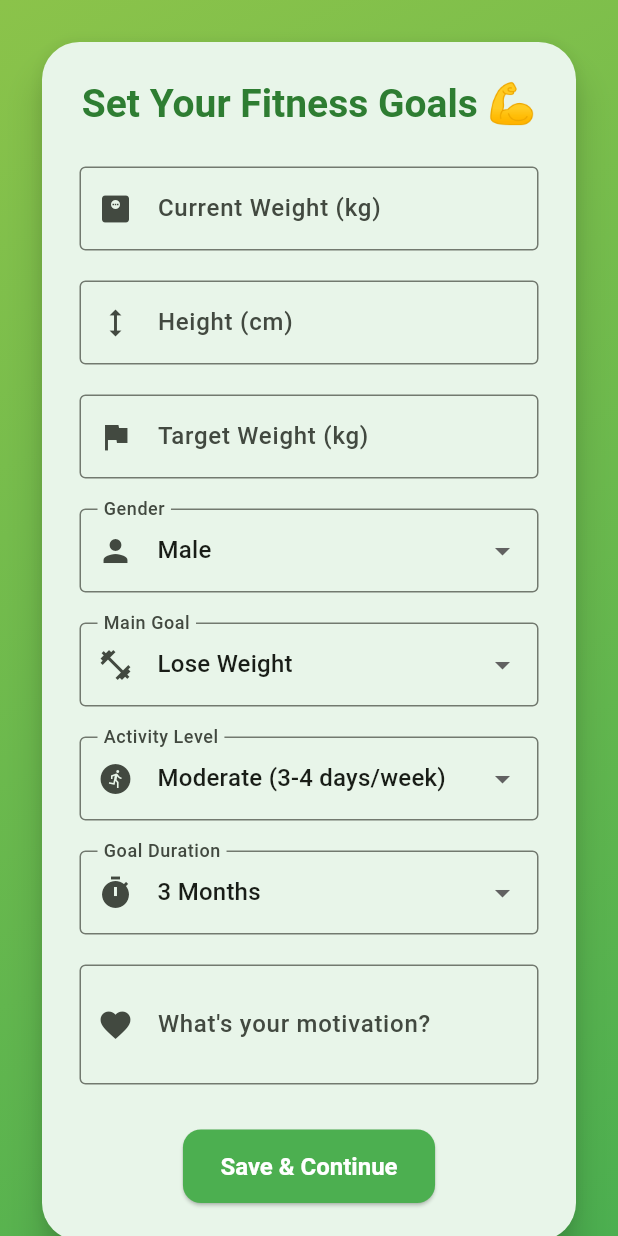
After one commit to 17abd12/Flutter, a Flutter app: the GoalSetupScreen screen opened directly, on a phone screen of 412 x 824 dp. The commit adds this screen. Run offline on Flutter 3.47's test engine with Material 3 defaults, Android fonts, the phone set to English and light mode, and no system bars.

Commit message:
Added goal setup screen and improved signup flow

```diff
--- /dev/null
+++ b/lib/screens/goal_setup_screen.dart
@@ -0,0 +1,237 @@
+import 'package:flutter/material.dart';
+import '../theme.dart'; // 🌿 for colors and gradient
+
+class GoalSetupScreen extends StatefulWidget {
+  const GoalSetupScreen({super.key});
+
+  @override
+  State<GoalSetupScreen> createState() => _GoalSetupScreenState();
+}
+
+class _GoalSetupScreenState extends State<GoalSetupScreen> {
+  final weightController = TextEditingController();
+  final heightController = TextEditingController();
+  final targetWeightController = TextEditingController();
+  final motivationController = TextEditingController();
+
+  String goal = "Lose Weight";
+  String activityLevel = "Moderate";
+  String gender = "Male";
+  String duration = "3 Months";
+
+  @override
+  Widget build(BuildContext context) {
+    return Scaffold(
+      body: Container(
+        decoration: const BoxDecoration(
+          gradient: AppTheme.organicGradient, // 🌿 soft background
+        ),
+        child: Center(
+          child: SingleChildScrollView(
+            padding: const EdgeInsets.all(24),
+            child: Card(
+              color: AppTheme.card,
+              elevation: 10,
+              shape: RoundedRectangleBorder(
+                borderRadius: BorderRadius.circular(25),
+              ),
+              child: Padding(
+                padding: const EdgeInsets.all(25),
+                child: Column(
+                  mainAxisSize: MainAxisSize.min,
+                  children: [
+                    Text(
+                      "Set Your Fitness Goals 💪",
+                      style: Theme.of(context).textTheme.titleLarge?.copyWith(
+                        color: AppTheme.textDark,
+                        fontSize: 26,
+                        fontWeight: FontWeight.bold,
+                      ),
+                    ),
+                    const SizedBox(height: 25),
+
+                    // 🌿 Weight
+                    TextField(
+                      controller: weightController,
+                      keyboardType: TextInputType.number,
+                      decoration: const InputDecoration(
+                        labelText: "Current Weight (kg)",
+                        prefixIcon: Icon(Icons.monitor_weight),
+                        border: OutlineInputBorder(),
+                      ),
+                    ),
+                    const SizedBox(height: 20),
+
+                    // 🌿 Height
+                    TextField(
+                      controller: heightController,
+                      keyboardType: TextInputType.number,
+                      decoration: const InputDecoration(
+                        labelText: "Height (cm)",
+                        prefixIcon: Icon(Icons.height),
+                        border: OutlineInputBorder(),
+                      ),
+                    ),
+                    const SizedBox(height: 20),
+
+                    // 🌿 Target Weight
+                    TextField(
+                      controller: targetWeightController,
+                      keyboardType: TextInputType.number,
+                      decoration: const InputDecoration(
+                        labelText: "Target Weight (kg)",
+                        prefixIcon: Icon(Icons.flag),
+                        border: OutlineInputBorder(),
+                      ),
+                    ),
+                    const SizedBox(height: 20),
+
+                    // 🌿 Gender
+                    DropdownButtonFormField<String>(
+                      value: gender,
+                      decoration: const InputDecoration(
+                        labelText: "Gender",
+                        prefixIcon: Icon(Icons.person),
+                        border: OutlineInputBorder(),
+                      ),
+                      items: const [
+                        DropdownMenuItem(value: "Male", child: Text("Male")),
+                        DropdownMenuItem(
+                          value: "Female",
+                          child: Text("Female"),
+                        ),
+                        DropdownMenuItem(value: "Other", child: Text("Other")),
+                      ],
+                      onChanged: (val) => setState(() => gender = val!),
+                    ),
+                    const SizedBox(height: 20),
+
+                    // 🌿 Goal Type
+                    DropdownButtonFormField<String>(
+                      value: goal,
+                      decoration: const InputDecoration(
+                        labelText: "Main Goal",
+                        prefixIcon: Icon(Icons.fitness_center),
+                        border: OutlineInputBorder(),
+                      ),
+                      items: const [
+                        DropdownMenuItem(
+                          value: "Lose Weight",
+                          child: Text("Lose Weight"),
+                        ),
+                        DropdownMenuItem(
+                          value: "Build Muscle",
+                          child: Text("Build Muscle"),
+                        ),
+                        DropdownMenuItem(
+                          value: "Stay Fit",
+                          child: Text("Stay Fit"),
+                        ),
+                      ],
+                      onChanged: (val) => setState(() => goal = val!),
+                    ),
+                    const SizedBox(height: 20),
+
+                    // 🌿 Activity Level
+                    DropdownButtonFormField<String>(
+                      value: activityLevel,
+                      decoration: const InputDecoration(
+                        labelText: "Activity Level",
+                        prefixIcon: Icon(Icons.run_circle),
+                        border: OutlineInputBorder(),
+                      ),
+                      items: const [
+                        DropdownMenuItem(
+                          value: "Low",
+                          child: Text("Low (Sedentary)"),
+                        ),
+                        DropdownMenuItem(
+                          value: "Moderate",
+                          child: Text("Moderate (3-4 days/week)"),
+                        ),
+                        DropdownMenuItem(
+                          value: "High",
+                          child: Text("High (Daily activity)"),
+                        ),
+                      ],
+                      onChanged: (val) => setState(() => activityLevel = val!),
+                    ),
+                    const SizedBox(height: 20),
+
+                    // 🌿 Duration
+                    DropdownButtonFormField<String>(
+                      value: duration,
+                      decoration: const InputDecoration(
+                        labelText: "Goal Duration",
+                        prefixIcon: Icon(Icons.timer),
+                        border: OutlineInputBorder(),
+                      ),
+                      items: const [
+                        DropdownMenuItem(
+                          value: "1 Month",
+                          child: Text("1 Month"),
+                        ),
+                        DropdownMenuItem(
+                          value: "3 Months",
+                          child: Text("3 Months"),
+                        ),
+                        DropdownMenuItem(
+                          value: "6 Months",
+                          child: Text("6 Months"),
+                        ),
+                        DropdownMenuItem(
+                          value: "1 Year",
+                          child: Text("1 Year"),
+                        ),
+                      ],
+                      onChanged: (val) => setState(() => duration = val!),
+                    ),
+                    const SizedBox(height: 20),
+
+                    // 🌿 Motivation text
+                    TextField(
+                      controller: motivationController,
+                      decoration: const InputDecoration(
+                        labelText: "What's your motivation?",
+                        prefixIcon: Icon(Icons.favorite),
+                        border: OutlineInputBorder(),
+                      ),
+                      maxLines: 2,
+                    ),
+                    const SizedBox(height: 30),
+
+                    // 🌿 Continue button
+                    ElevatedButton(
+                      onPressed: () {
+                        // You could save this data to a database or send to next screen
+                        ScaffoldMessenger.of(context).showSnackBar(
+                          SnackBar(
+                            content: Text(
+                              "🎯 Goal saved: $goal for $duration\nCurrent: ${weightController.text}kg → Target: ${targetWeightController.text}kg",
+                            ),
+                          ),
+                        );
+                      },
+                      style: ElevatedButton.styleFrom(
+                        backgroundColor: AppTheme.primary,
+                        foregroundColor: AppTheme.textLight,
+                        padding: const EdgeInsets.symmetric(
+                          vertical: 15,
+                          horizontal: 25,
+                        ),
+                        shape: RoundedRectangleBorder(
+                          borderRadius: BorderRadius.circular(12),
+                        ),
+                      ),
+                      child: const Text("Save & Continue"),
+                    ),
+                  ],
+                ),
+              ),
+            ),
+          ),
+        ),
+      ),
+    );
+  }
+}
--- a/lib/screens/signup_screen.dart
+++ b/lib/screens/signup_screen.dart
@@ -1,6 +1,7 @@
 import 'package:flutter/material.dart';
 import '../widgets/custom_textfield.dart';
 import '../theme.dart'; // 🌿 Import the organic theme
+import 'goal_setup_screen.dart';
 
 class SignupScreen extends StatefulWidget {
   const SignupScreen({super.key});
@@ -82,7 +83,11 @@ class _SignupScreenState extends State<SignupScreen> {
                       ElevatedButton(
                         onPressed: () {
                           if (_formKey.currentState!.validate()) {
-                            Navigator.pop(context);
+                            Navigator.push(
+  context,
+  MaterialPageRoute(builder: (context) => const GoalSetupScreen()),
+);
+
                           }
                         },
                         style: ElevatedButton.styleFrom(
```
